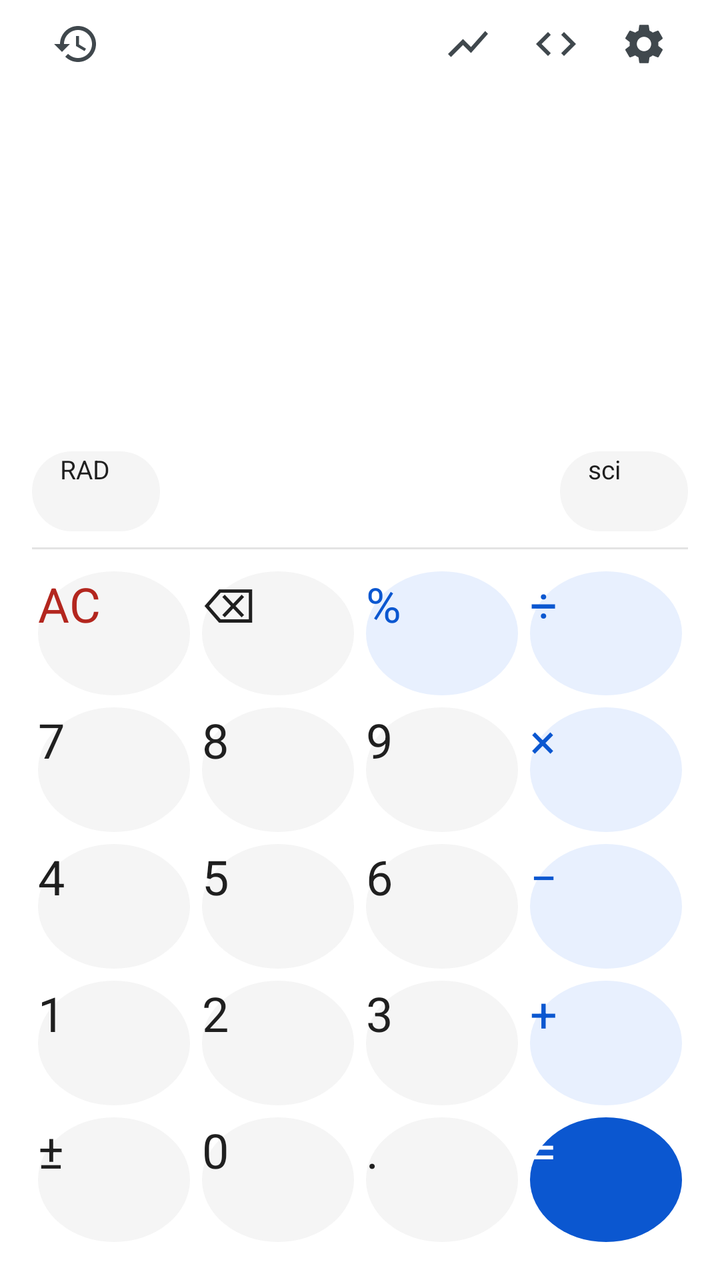
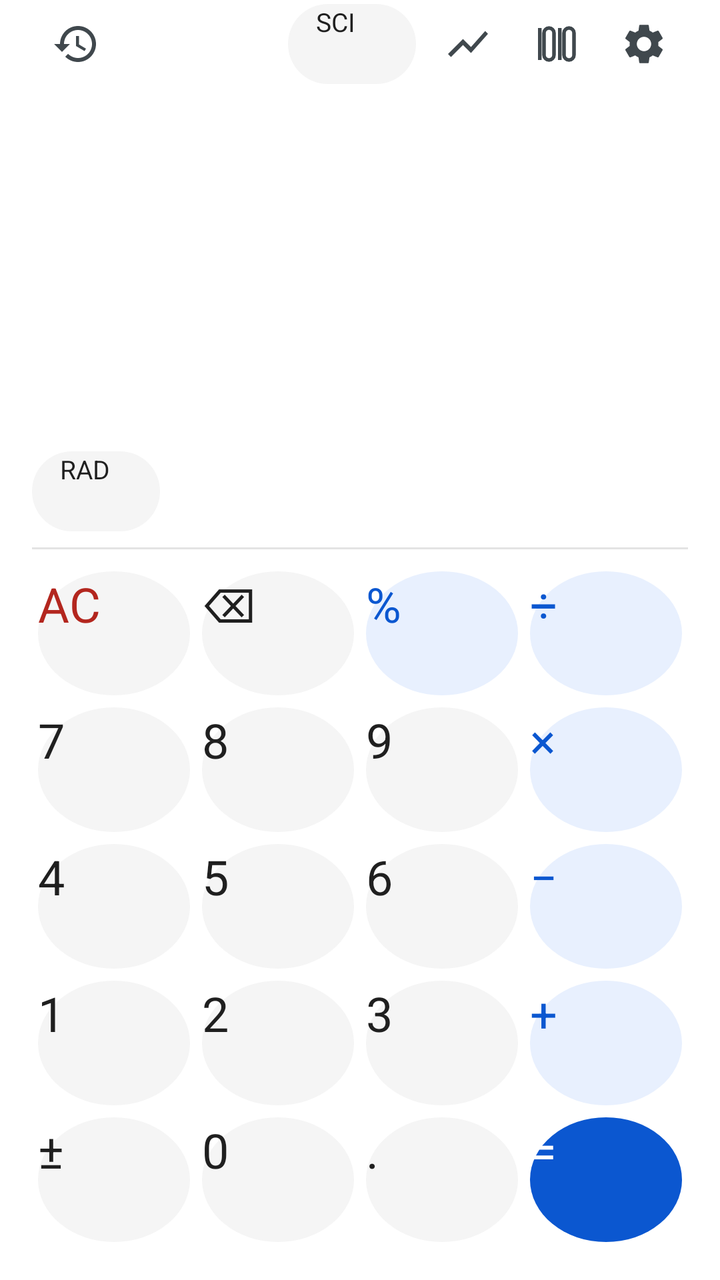

Two renders of the same Android screen: before a commit and after it. Below are the layout's source before the change and the commit's diff.
<!-- AndroidManifest.xml: application theme Theme.Calculator -->
<!-- res/layout/activity_main.xml -->
<?xml version="1.0" encoding="utf-8"?>
<LinearLayout xmlns:android="http://schemas.android.com/apk/res/android"
    android:id="@+id/rootLayout"
    android:layout_width="match_parent"
    android:layout_height="match_parent"
    android:orientation="vertical"
    android:background="@color/window_bg"
    android:fitsSystemWindows="true"
    android:paddingHorizontal="@dimen/screen_padding"
    android:paddingBottom="@dimen/screen_padding">

    <LinearLayout
        android:layout_width="match_parent"
        android:layout_height="wrap_content"
        android:orientation="horizontal"
        android:gravity="center_vertical">

        <ImageButton
            android:id="@+id/historyButton"
            style="@style/ToolbarIcon"
            android:src="@drawable/ic_history"
            android:contentDescription="@string/cd_history" />

        <View
            android:layout_width="0dp"
            android:layout_height="1dp"
            android:layout_weight="1" />

        <ImageButton
            android:id="@+id/graphButton"
            style="@style/ToolbarIcon"
            android:src="@drawable/ic_function"
            android:contentDescription="@string/cd_graph" />

        <ImageButton
            android:id="@+id/programmerButton"
            style="@style/ToolbarIcon"
            android:src="@drawable/ic_code"
            android:contentDescription="@string/cd_programmer" />

        <ImageButton
            android:id="@+id/settingsButton"
            style="@style/ToolbarIcon"
            android:src="@drawable/ic_settings"
            android:contentDescription="@string/cd_settings" />
    </LinearLayout>

    <Space
        android:id="@+id/displaySpacer"
        android:layout_width="match_parent"
        android:layout_height="0dp"
        android:layout_weight="0.3" />

    <HorizontalScrollView
        android:id="@+id/formulaScroll"
        android:layout_width="match_parent"
        android:layout_height="wrap_content"
        android:fillViewport="true"
        android:scrollbars="none"
        android:fadingEdgeLength="20dp"
        android:requiresFadingEdge="horizontal">

        <TextView
            android:id="@+id/formula"
            android:layout_width="wrap_content"
            android:layout_height="wrap_content"
            android:minWidth="1dp"
            android:gravity="end|center_vertical"
            android:maxLines="1"
            android:textColor="@color/display_text"
            android:textSize="@dimen/display_formula_text"
            android:textIsSelectable="true"
            android:fontFamily="sans-serif-light" />
    </HorizontalScrollView>

    <TextView
        android:id="@+id/result"
        android:layout_width="match_parent"
        android:layout_height="wrap_content"
        android:gravity="end|center_vertical"
        android:maxLines="1"
        android:ellipsize="start"
        android:minHeight="30dp"
        android:textColor="@color/result_text"
        android:textSize="@dimen/display_result_text" />

    <LinearLayout
        android:layout_width="match_parent"
        android:layout_height="wrap_content"
        android:orientation="horizontal"
        android:gravity="center_vertical"
        android:layout_marginTop="4dp">

        <Button
            android:id="@+id/angleToggle"
            style="@style/CalcChip"
            android:text="RAD" />

        <View
            android:layout_width="0dp"
            android:layout_height="1dp"
            android:layout_weight="1" />

        <Button
            android:id="@+id/sciToggle"
            style="@style/CalcChip"
            android:text="@string/sci_toggle"
            android:contentDescription="@string/cd_sci" />
    </LinearLayout>

    <View
        android:layout_width="match_parent"
        android:layout_height="1dp"
        android:layout_marginVertical="8dp"
        android:background="@color/divider" />

    <LinearLayout
        android:id="@+id/keypadArea"
        android:layout_width="match_parent"
        android:layout_height="0dp"
        android:layout_weight="1"
        android:orientation="vertical">

        <include
            android:id="@+id/sciPad"
            layout="@layout/keypad_scientific"
            android:layout_width="match_parent"
            android:layout_height="0dp"
            android:layout_weight="5"
            android:visibility="gone" />

        <include
            android:id="@+id/numPad"
            layout="@layout/keypad_numeric"
            android:layout_width="match_parent"
            android:layout_height="0dp"
            android:layout_weight="5" />
    </LinearLayout>

</LinearLayout>
<!-- res/layout/keypad_scientific.xml (included above) -->
<?xml version="1.0" encoding="utf-8"?>
<LinearLayout xmlns:android="http://schemas.android.com/apk/res/android"
    android:layout_width="match_parent"
    android:layout_height="wrap_content"
    android:orientation="vertical">

    <LinearLayout style="@style/CalcRow">
        <Button android:id="@+id/keyLparen" style="@style/CalcKey.Sci" android:text="(" />
        <Button android:id="@+id/keyRparen" style="@style/CalcKey.Sci" android:text=")" />
        <Button android:id="@+id/keySqr" style="@style/CalcKey.Sci" android:text="x²" />
        <Button android:id="@+id/keyPow" style="@style/CalcKey.Sci" android:text="^" />
    </LinearLayout>

    <LinearLayout style="@style/CalcRow">
        <Button android:id="@+id/keySin" style="@style/CalcKey.Sci" android:text="sin" />
        <Button android:id="@+id/keyCos" style="@style/CalcKey.Sci" android:text="cos" />
        <Button android:id="@+id/keyTan" style="@style/CalcKey.Sci" android:text="tan" />
        <Button android:id="@+id/keySqrt" style="@style/CalcKey.Sci" android:text="√" />
    </LinearLayout>

    <LinearLayout style="@style/CalcRow">
        <Button android:id="@+id/keyAsin" style="@style/CalcKey.Sci" android:text="sin⁻¹" />
        <Button android:id="@+id/keyAcos" style="@style/CalcKey.Sci" android:text="cos⁻¹" />
        <Button android:id="@+id/keyAtan" style="@style/CalcKey.Sci" android:text="tan⁻¹" />
        <Button android:id="@+id/keyRecip" style="@style/CalcKey.Sci" android:text="x⁻¹" />
    </LinearLayout>

    <LinearLayout style="@style/CalcRow">
        <Button android:id="@+id/keyLn" style="@style/CalcKey.Sci" android:text="ln" />
        <Button android:id="@+id/keyLog" style="@style/CalcKey.Sci" android:text="log" />
        <Button android:id="@+id/keyFact" style="@style/CalcKey.Sci" android:text="x!" />
        <Button android:id="@+id/keyEe" style="@style/CalcKey.Sci" android:text="EE" />
    </LinearLayout>

    <LinearLayout style="@style/CalcRow">
        <Button android:id="@+id/keyPi" style="@style/CalcKey.Sci" android:text="π" />
        <Button android:id="@+id/keyEuler" style="@style/CalcKey.Sci" android:text="e" />
        <Button android:id="@+id/keyAbs" style="@style/CalcKey.Sci" android:text="|x|" />
        <Button android:id="@+id/keyComma" style="@style/CalcKey.Sci" android:text="," />
    </LinearLayout>
</LinearLayout>
<!-- res/layout/keypad_numeric.xml (included above) -->
<?xml version="1.0" encoding="utf-8"?>
<LinearLayout xmlns:android="http://schemas.android.com/apk/res/android"
    android:layout_width="match_parent"
    android:layout_height="wrap_content"
    android:orientation="vertical">

    <LinearLayout style="@style/CalcRow">
        <Button android:id="@+id/keyClear" style="@style/CalcKey.Clear"
            android:text="@string/key_clear" android:contentDescription="@string/cd_clear" />
        <Button android:id="@+id/keyDelete" style="@style/CalcKey"
            android:text="@string/key_delete" android:contentDescription="@string/cd_delete" />
        <Button android:id="@+id/keyPct" style="@style/CalcKey.Op"
            android:text="@string/key_percent" />
        <Button android:id="@+id/keyDiv" style="@style/CalcKey.Op"
            android:text="@string/key_divide" />
    </LinearLayout>

    <LinearLayout style="@style/CalcRow">
        <Button android:id="@+id/key7" style="@style/CalcKey" android:text="7" />
        <Button android:id="@+id/key8" style="@style/CalcKey" android:text="8" />
        <Button android:id="@+id/key9" style="@style/CalcKey" android:text="9" />
        <Button android:id="@+id/keyMul" style="@style/CalcKey.Op"
            android:text="@string/key_multiply" />
    </LinearLayout>

    <LinearLayout style="@style/CalcRow">
        <Button android:id="@+id/key4" style="@style/CalcKey" android:text="4" />
        <Button android:id="@+id/key5" style="@style/CalcKey" android:text="5" />
        <Button android:id="@+id/key6" style="@style/CalcKey" android:text="6" />
        <Button android:id="@+id/keySub" style="@style/CalcKey.Op"
            android:text="@string/key_subtract" />
    </LinearLayout>

    <LinearLayout style="@style/CalcRow">
        <Button android:id="@+id/key1" style="@style/CalcKey" android:text="1" />
        <Button android:id="@+id/key2" style="@style/CalcKey" android:text="2" />
        <Button android:id="@+id/key3" style="@style/CalcKey" android:text="3" />
        <Button android:id="@+id/keyAdd" style="@style/CalcKey.Op"
            android:text="@string/key_add" />
    </LinearLayout>

    <LinearLayout style="@style/CalcRow">
        <Button android:id="@+id/keyNeg" style="@style/CalcKey"
            android:text="@string/key_negate" />
        <Button android:id="@+id/key0" style="@style/CalcKey" android:text="0" />
        <Button android:id="@+id/keyDot" style="@style/CalcKey"
            android:text="@string/key_dot" />
        <Button android:id="@+id/keyEquals" style="@style/CalcKey.Equals"
            android:text="@string/key_equals" />
    </LinearLayout>
</LinearLayout>
<!-- resources referenced by this layout -->
<resources>
  <color name="display_text">#1F1F1F</color>
  <color name="divider">#E3E3E3</color>
  <color name="result_text">#5F6368</color>
  <color name="window_bg">#FFFFFF</color>
  <dimen name="display_formula_text">34sp</dimen>
  <dimen name="display_result_text">22sp</dimen>
  <dimen name="screen_padding">16dp</dimen>
  <string name="cd_clear">Clear</string>
  <string name="cd_delete">Delete last entry</string>
  <string name="cd_graph">Graph</string>
  <string name="cd_history">History</string>
  <string name="cd_programmer">Programmer calculator</string>
  <string name="cd_sci">Scientific keypad</string>
  <string name="cd_settings">Settings</string>
  <string name="key_add">+</string>
  <string name="key_clear">AC</string>
  <string name="key_delete">⌫</string>
  <string name="key_divide">÷</string>
  <string name="key_dot">.</string>
  <string name="key_equals">=</string>
  <string name="key_multiply">×</string>
  <string name="key_negate">±</string>
  <string name="key_percent">%</string>
  <string name="key_subtract">−</string>
  <string name="sci_toggle">sci</string>
  <style name="CalcKey.Clear">
          <item name="android:textColor">@color/key_text_clear</item>
      </style>
  <style name="CalcKey.Equals">
          <item name="android:background">@drawable/key_circle_equals</item>
          <item name="android:textColor">@color/key_text_equals</item>
      </style>
  <style name="CalcKey.Op">
          <item name="android:background">@drawable/key_circle_accent</item>
          <item name="android:textColor">@color/key_text_op</item>
      </style>
  <style name="CalcKey.Sci">
          <item name="android:background">@drawable/key_background</item>
          <item name="android:textColor">@color/key_text_op</item>
          <item name="android:textSize">16sp</item>
      </style>
  <style name="CalcRow">
          <item name="android:layout_width">match_parent</item>
          <item name="android:layout_height">0dp</item>
          <item name="android:layout_weight">1</item>
          <item name="android:orientation">horizontal</item>
      </style>
  <style name="ToolbarIcon">
          <item name="android:layout_width">44dp</item>
          <item name="android:layout_height">44dp</item>
          <item name="android:background">?android:attr/selectableItemBackgroundBorderless</item>
          <item name="android:scaleType">center</item>
      </style>
  <color name="key_text">#1F1F1F</color>
  <dimen name="key_margin">3dp</dimen>
  <!-- drawable key_circle (drawable) -->
  <?xml version="1.0" encoding="utf-8"?>
  <ripple xmlns:android="http://schemas.android.com/apk/res/android"
      android:color="?android:attr/colorControlHighlight">
      <item>
          <shape android:shape="oval">
              <solid android:color="@color/key_bg" />
          </shape>
      </item>
  </ripple>
  <dimen name="key_text_size">24sp</dimen>
  <color name="key_text_clear">#B3261E</color>
  <!-- drawable key_circle_equals (drawable) -->
  <?xml version="1.0" encoding="utf-8"?>
  <ripple xmlns:android="http://schemas.android.com/apk/res/android"
      android:color="?android:attr/colorControlHighlight">
      <item>
          <shape android:shape="oval">
              <solid android:color="@color/key_bg_equals" />
          </shape>
      </item>
  </ripple>
  <color name="key_text_equals">#FFFFFF</color>
  <!-- drawable key_circle_accent (drawable) -->
  <?xml version="1.0" encoding="utf-8"?>
  <ripple xmlns:android="http://schemas.android.com/apk/res/android"
      android:color="?android:attr/colorControlHighlight">
      <item>
          <shape android:shape="oval">
              <solid android:color="@color/key_bg_accent" />
          </shape>
      </item>
  </ripple>
  <color name="key_text_op">#0B57D0</color>
  <color name="key_bg">#F5F5F5</color>
  <color name="key_bg_equals">#0B57D0</color>
  <color name="key_bg_accent">#E8F0FE</color>
</resources>

<!-- the commit's change to res/layout/activity_main.xml (unified diff, before → after) -->
@@ -26,6 +26,13 @@
             android:layout_height="1dp"
             android:layout_weight="1" />
 
+        <Button
+            android:id="@+id/sciToggle"
+            style="@style/CalcChip"
+            android:layout_marginEnd="4dp"
+            android:text="@string/sci_toggle"
+            android:contentDescription="@string/cd_sci" />
+
         <ImageButton
             android:id="@+id/graphButton"
             style="@style/ToolbarIcon"
@@ -35,7 +42,7 @@
         <ImageButton
             android:id="@+id/programmerButton"
             style="@style/ToolbarIcon"
-            android:src="@drawable/ic_code"
+            android:src="@drawable/ic_binary"
             android:contentDescription="@string/cd_programmer" />
 
         <ImageButton
@@ -95,17 +102,6 @@
             android:id="@+id/angleToggle"
             style="@style/CalcChip"
             android:text="RAD" />
-
-        <View
-            android:layout_width="0dp"
-            android:layout_height="1dp"
-            android:layout_weight="1" />
-
-        <Button
-            android:id="@+id/sciToggle"
-            style="@style/CalcChip"
-            android:text="@string/sci_toggle"
-            android:contentDescription="@string/cd_sci" />
     </LinearLayout>
 
     <View
<!-- resource entries referenced after the edit -->
@@ -24,7 +24,7 @@
   <string name="key_negate">±</string>
   <string name="key_percent">%</string>
   <string name="key_subtract">−</string>
-  <string name="sci_toggle">sci</string>
+  <string name="sci_toggle">SCI</string>
   <style name="CalcKey.Clear">
           <item name="android:textColor">@color/key_text_clear</item>
       </style>
